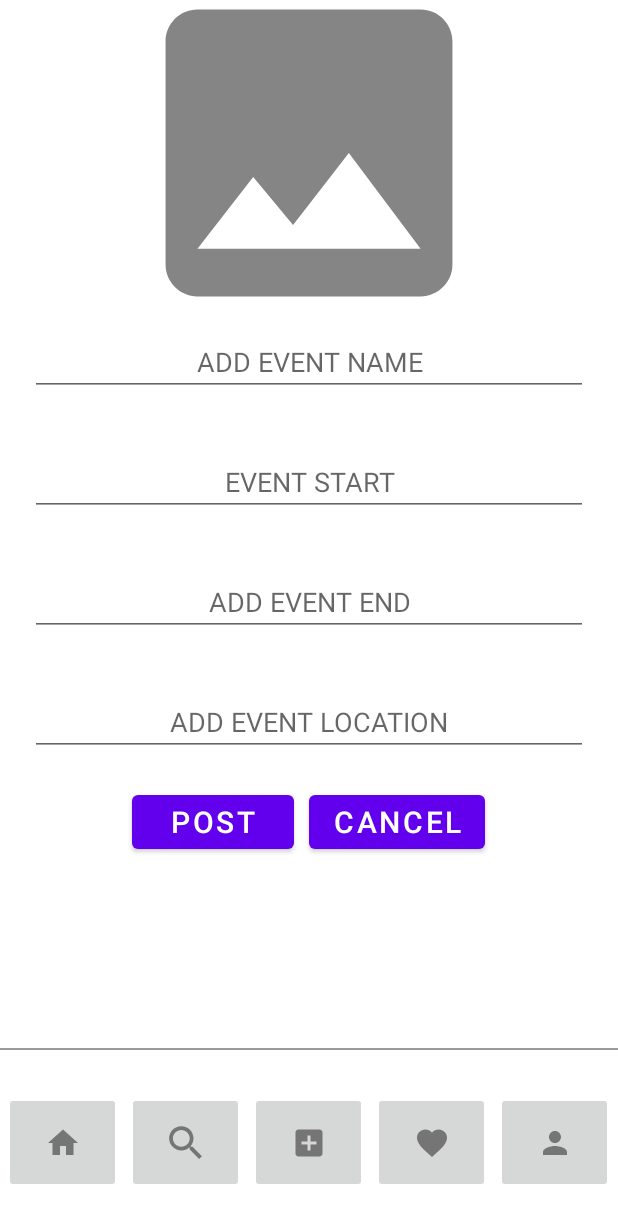
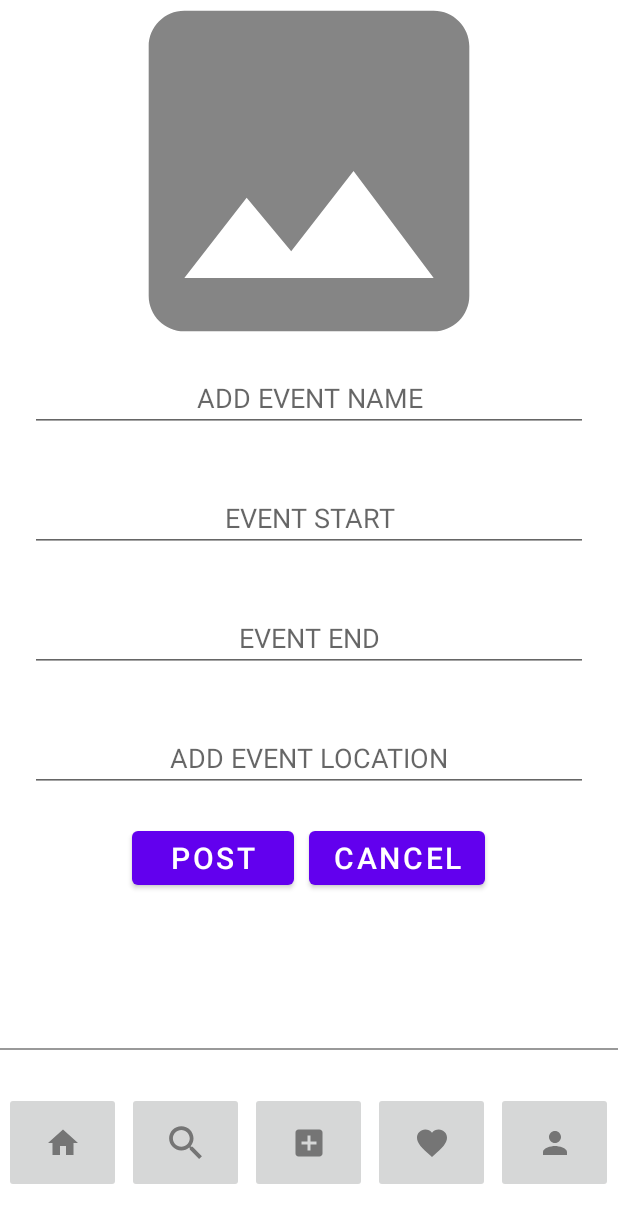
Before and after one commit to bielcarpi/OpenEvents, an Android app: the fragment AddPostFragment placed in its activity, on a phone screen of 412 x 824 dp. Shown: the top 1223 px of the screen. Run offline under Robolectric (Android 15) with nearby library versions, the phone set to English and light mode, and no system bars; our stand-ins replace Volley; network calls fail.

Commit message:
fragment_add_post modified

```diff
--- a/app/src/main/java/com/grup8/OpenEvents/controller/fragments/Fragment2.java
+++ b/app/src/main/java/com/grup8/OpenEvents/controller/fragments/Fragment2.java
@@ -13,8 +13,6 @@ import com.grup8.OpenEvents.R;
 
 public class Fragment2 extends Fragment {
 
-
-
     @Override
     public View onCreateView(LayoutInflater inflater, ViewGroup container,
                              Bundle savedInstanceState) {
--- a/app/src/main/res/layout/fragment_add_post.xml
+++ b/app/src/main/res/layout/fragment_add_post.xml
@@ -12,7 +12,7 @@
 
         <LinearLayout
             android:layout_width="match_parent"
-            android:layout_height="120dp"
+            android:layout_height="160dp"
             android:layout_weight="4"
             android:weightSum="10"
             android:orientation="horizontal">
--- a/app/src/main/res/values/strings.xml
+++ b/app/src/main/res/values/strings.xml
@@ -70,7 +70,7 @@
 
     <string name="add_event_name">ADD EVENT NAME</string>
     <string name="add_event_start">EVENT START</string>
-    <string name="add_event_end">ADD EVENT END</string>
+    <string name="add_event_end">EVENT END</string>
     <string name="add_event_location">ADD EVENT LOCATION</string>
 
 
```
Also changed, not shown: app/src/main/java/com/grup8/OpenEvents/controller/fragments/ProfileFragment.java (+9 -13 lines), app/src/main/res/layout/fragment_profile.xml (+2 -5 lines).
